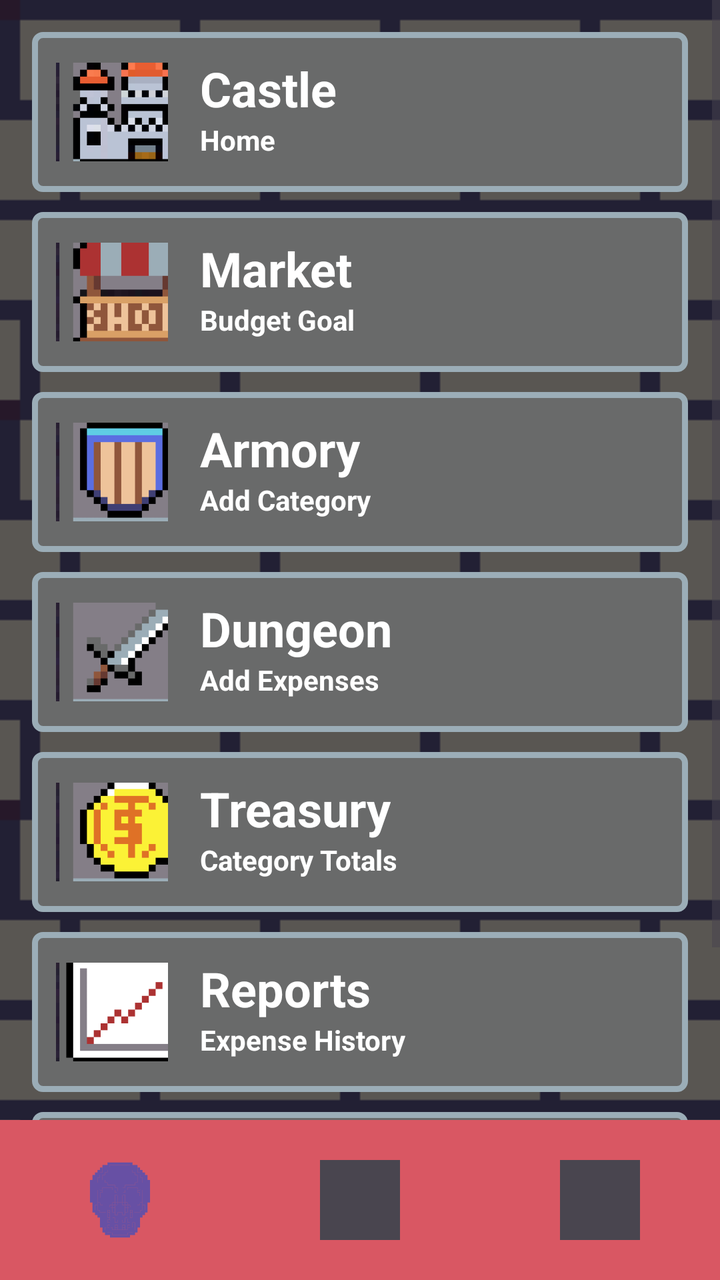
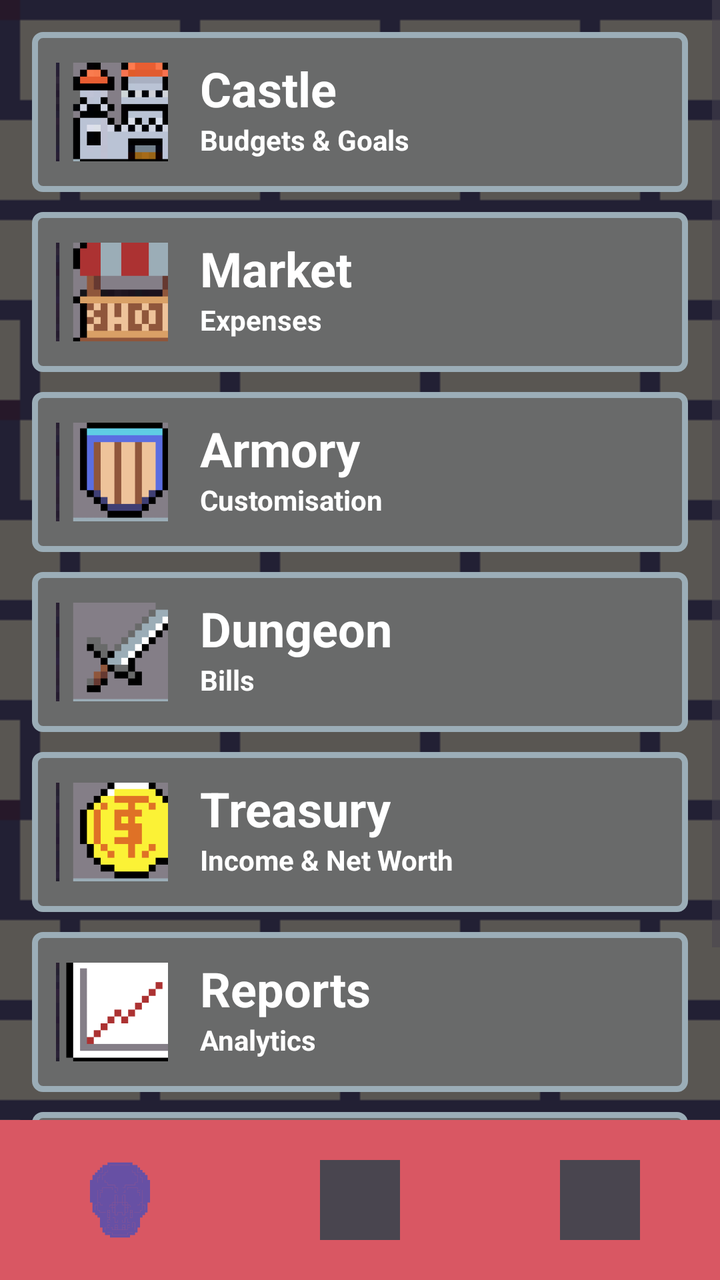

Compare the two renders of this Android layout. The source of the first and the diff that turns it into the second are given below.
<!-- AndroidManifest.xml: application theme Theme.WardensVault -->
<!-- res/layout/activity_map_menu.xml -->
<?xml version="1.0" encoding="utf-8"?>
<LinearLayout xmlns:android="http://schemas.android.com/apk/res/android"
    xmlns:app="http://schemas.android.com/apk/res-auto"
    xmlns:tools="http://schemas.android.com/tools"
    android:id="@+id/main"
    android:layout_width="match_parent"
    android:layout_height="match_parent"
    android:background="@drawable/bg_brick_wall"
    android:orientation="vertical"
    tools:context=".MapMenuActivity">

    <ScrollView
        android:layout_width="match_parent"
        android:layout_height="0dp"
        android:layout_weight="1">

        <LinearLayout
            android:layout_width="match_parent"
            android:layout_height="wrap_content"
            android:orientation="vertical"
            android:padding="16dp">

            <LinearLayout
                android:id="@+id/rowCastle"
                style="@style/MenuRow">

                <ImageView
                    style="@style/MenuRowIcon"
                    android:contentDescription="Castle"
                    android:src="@drawable/ic_menu_castle" />

                <LinearLayout
                    android:layout_width="match_parent"
                    android:layout_height="match_parent"
                    android:orientation="vertical">

                    <TextView
                        style="@style/MenuRowLabel"
                        android:text="Castle"
                        android:textSize="24sp" />

                    <TextView
                        android:id="@+id/tvHint"
                        style="@style/MenuRowLabel"
                        android:layout_width="wrap_content"
                        android:layout_height="wrap_content"
                        android:layout_weight="1"
                        android:text="Home"
                        android:textSize="14sp" />
                </LinearLayout>

            </LinearLayout>

            <LinearLayout
                android:id="@+id/rowMarket"
                style="@style/MenuRow">

                <ImageView
                    style="@style/MenuRowIcon"
                    android:contentDescription="Market"
                    android:src="@drawable/ic_menu_market" />

                <LinearLayout
                    android:layout_width="match_parent"
                    android:layout_height="match_parent"
                    android:orientation="vertical">

                    <TextView
                        style="@style/MenuRowLabel"
                        android:text="Market"
                        android:textSize="24sp" />

                    <TextView
                        android:id="@+id/tvHint4"
                        style="@style/MenuRowLabel"
                        android:layout_width="match_parent"
                        android:layout_height="wrap_content"
                        android:layout_weight="1"
                        android:text="Budget Goal"
                        android:textSize="14sp" />

                </LinearLayout>

            </LinearLayout>

            <LinearLayout
                android:id="@+id/rowArmory"
                style="@style/MenuRow">

                <ImageView
                    style="@style/MenuRowIcon"
                    android:contentDescription="Armory"
                    android:src="@drawable/ic_menu_armory" />

                <LinearLayout
                    android:layout_width="match_parent"
                    android:layout_height="match_parent"
                    android:orientation="vertical">

                    <TextView
                        style="@style/MenuRowLabel"
                        android:text="Armory"
                        android:textSize="24sp" />

                    <TextView
                        android:id="@+id/tvHint6"
                        style="@style/MenuRowLabel"
                        android:layout_width="match_parent"
                        android:layout_height="wrap_content"
                        android:layout_weight="1"
                        android:text="Add Category"
                        android:textSize="14sp" />
                </LinearLayout>

            </LinearLayout>

            <LinearLayout
                android:id="@+id/rowDungeon"
                style="@style/MenuRow">
                <ImageView style="@style/MenuRowIcon" android:src="@drawable/ic_menu_dungeon" android:contentDescription="Dungeon" />

                <LinearLayout
                    android:layout_width="match_parent"
                    android:layout_height="match_parent"
                    android:orientation="vertical">

                    <TextView
                        style="@style/MenuRowLabel"
                        android:text="Dungeon"
                        android:textSize="24sp" />

                    <TextView
                        android:id="@+id/tvHint2"
                        style="@style/MenuRowLabel"
                        android:layout_width="match_parent"
                        android:layout_height="wrap_content"
                        android:layout_weight="1"
                        android:text="Add Expenses"
                        android:textSize="14sp" />
                </LinearLayout>

            </LinearLayout>

            <LinearLayout
                android:id="@+id/rowTreasury"
                style="@style/MenuRow">
                <ImageView style="@style/MenuRowIcon" android:src="@drawable/ic_menu_treasury" android:contentDescription="Treasury" />

                <LinearLayout
                    android:layout_width="match_parent"
                    android:layout_height="match_parent"
                    android:orientation="vertical">

                    <TextView
                        style="@style/MenuRowLabel"
                        android:text="Treasury"
                        android:textSize="24sp" />

                    <TextView
                        android:id="@+id/tvHint3"
                        style="@style/MenuRowLabel"
                        android:layout_width="match_parent"
                        android:layout_height="wrap_content"
                        android:layout_weight="1"
                        android:text="Category Totals"
                        android:textSize="14sp" />

                </LinearLayout>

            </LinearLayout>

            <LinearLayout
                android:id="@+id/rowReports"
                style="@style/MenuRow">
                <ImageView style="@style/MenuRowIcon" android:src="@drawable/ic_menu_reports" android:contentDescription="Reports" />

                <LinearLayout
                    android:layout_width="match_parent"
                    android:layout_height="match_parent"
                    android:orientation="vertical">

                    <TextView
                        style="@style/MenuRowLabel"
                        android:text="Reports"
                        android:textSize="24sp" />

                    <TextView
                        android:id="@+id/tvHint5"
                        style="@style/MenuRowLabel"
                        android:layout_width="match_parent"
                        android:layout_height="wrap_content"
                        android:layout_weight="1"
                        android:text="Expense History"
                        android:textSize="14sp" />
                </LinearLayout>

            </LinearLayout>

            <LinearLayout
                android:id="@+id/rowProfile"
                style="@style/MenuRow">
                <ImageView style="@style/MenuRowIcon" android:src="@drawable/ic_menu_profile" android:contentDescription="Profile" />

                <TextView
                    style="@style/MenuRowLabel"
                    android:text="Profile"
                    android:textSize="24sp" />
            </LinearLayout>

        </LinearLayout>
    </ScrollView>

    <com.google.android.material.bottomnavigation.BottomNavigationView
        android:id="@+id/bottomNavigationView"
        android:layout_width="match_parent"
        android:layout_height="wrap_content"
        android:background="#D95763"
        app:itemIconTint="@null"
        app:itemIconSize="40dp"
        app:labelVisibilityMode="unlabeled"
        app:menu="@menu/bottom_nav_menu" />

</LinearLayout>
<!-- resources referenced by this layout -->
<resources>
  <!-- drawable bg_brick_wall (drawable) -->
  <?xml version="1.0" encoding="utf-8"?>
  <bitmap xmlns:android="http://schemas.android.com/apk/res/android"
      android:src="@drawable/ic_wall"
      android:tileModeX="repeat"
      android:tileModeY="repeat" />
  <!-- drawable ic_menu_armory: png bitmap (drawable, 797 bytes) -->
  <!-- drawable ic_menu_castle: png bitmap (drawable, 1311 bytes) -->
  <!-- drawable ic_menu_dungeon: png bitmap (drawable, 841 bytes) -->
  <!-- drawable ic_menu_market: png bitmap (drawable, 876 bytes) -->
  <!-- drawable ic_menu_profile: png bitmap (drawable, 876 bytes) -->
  <!-- drawable ic_menu_reports: png bitmap (drawable, 685 bytes) -->
  <!-- drawable ic_menu_treasury: png bitmap (drawable, 834 bytes) -->
  <style name="MenuRow">
          <item name="android:layout_width">match_parent</item>
          <item name="android:layout_height">wrap_content</item>
          <item name="android:orientation">horizontal</item>
          <item name="android:gravity">center_vertical</item>
          <item name="android:background">@drawable/bg_menu_row</item>
          <item name="android:padding">12dp</item>
          <item name="android:layout_marginBottom">10dp</item>
          <item name="android:clickable">true</item>
          <item name="android:focusable">true</item>
      </style>
  <style name="MenuRowIcon">
          <item name="android:layout_width">56dp</item>
          <item name="android:layout_height">56dp</item>
      </style>
  <style name="MenuRowLabel">
          <item name="android:layout_width">wrap_content</item>
          <item name="android:layout_height">wrap_content</item>
          <item name="android:layout_marginStart">16dp</item>
          <item name="android:textColor">#FFFFFF</item>
          <item name="android:textSize">18sp</item>
          <item name="android:textStyle">bold</item>
      </style>
  <style name="Theme.WardensVault" parent="Base.Theme.WardensVault" />
  <!-- drawable ic_wall: png bitmap (drawable, 14575 bytes) -->
  <!-- drawable bg_menu_row (drawable) -->
  <?xml version="1.0" encoding="utf-8"?>
  <shape xmlns:android="http://schemas.android.com/apk/res/android" android:shape="rectangle">
      <solid android:color="#696A6A" />
      <stroke android:width="3dp" android:color="#9BADB7" />
      <corners android:radius="4dp" />
  </shape>
  <style name="Base.Theme.WardensVault" parent="Theme.Material3.DayNight.NoActionBar">
          
          
      </style>
</resources>

<!-- the commit's change to res/layout/activity_map_menu.xml (unified diff, before → after) -->
@@ -45,7 +45,7 @@
                         android:layout_width="wrap_content"
                         android:layout_height="wrap_content"
                         android:layout_weight="1"
-                        android:text="Home"
+                        android:text="Budgets &amp; Goals"
                         android:textSize="14sp" />
                 </LinearLayout>
 
@@ -76,7 +76,7 @@
                         android:layout_width="match_parent"
                         android:layout_height="wrap_content"
                         android:layout_weight="1"
-                        android:text="Budget Goal"
+                        android:text="Expenses"
                         android:textSize="14sp" />
 
                 </LinearLayout>
@@ -108,7 +108,7 @@
                         android:layout_width="match_parent"
                         android:layout_height="wrap_content"
                         android:layout_weight="1"
-                        android:text="Add Category"
+                        android:text="Customisation"
                         android:textSize="14sp" />
                 </LinearLayout>
 
@@ -135,7 +135,7 @@
                         android:layout_width="match_parent"
                         android:layout_height="wrap_content"
                         android:layout_weight="1"
-                        android:text="Add Expenses"
+                        android:text="Bills"
                         android:textSize="14sp" />
                 </LinearLayout>
 
@@ -162,7 +162,7 @@
                         android:layout_width="match_parent"
                         android:layout_height="wrap_content"
                         android:layout_weight="1"
-                        android:text="Category Totals"
+                        android:text="Income &amp; Net Worth"
                         android:textSize="14sp" />
 
                 </LinearLayout>
@@ -190,7 +190,7 @@
                         android:layout_width="match_parent"
                         android:layout_height="wrap_content"
                         android:layout_weight="1"
-                        android:text="Expense History"
+                        android:text="Analytics"
                         android:textSize="14sp" />
                 </LinearLayout>
 
